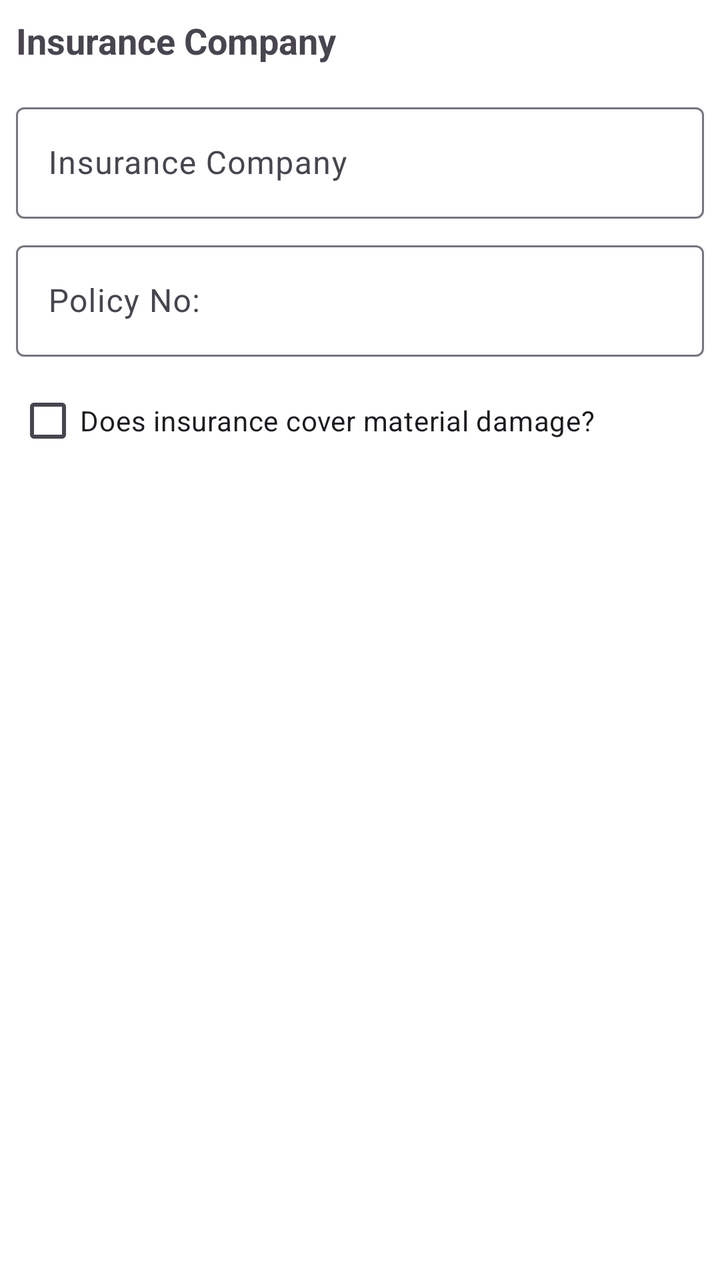
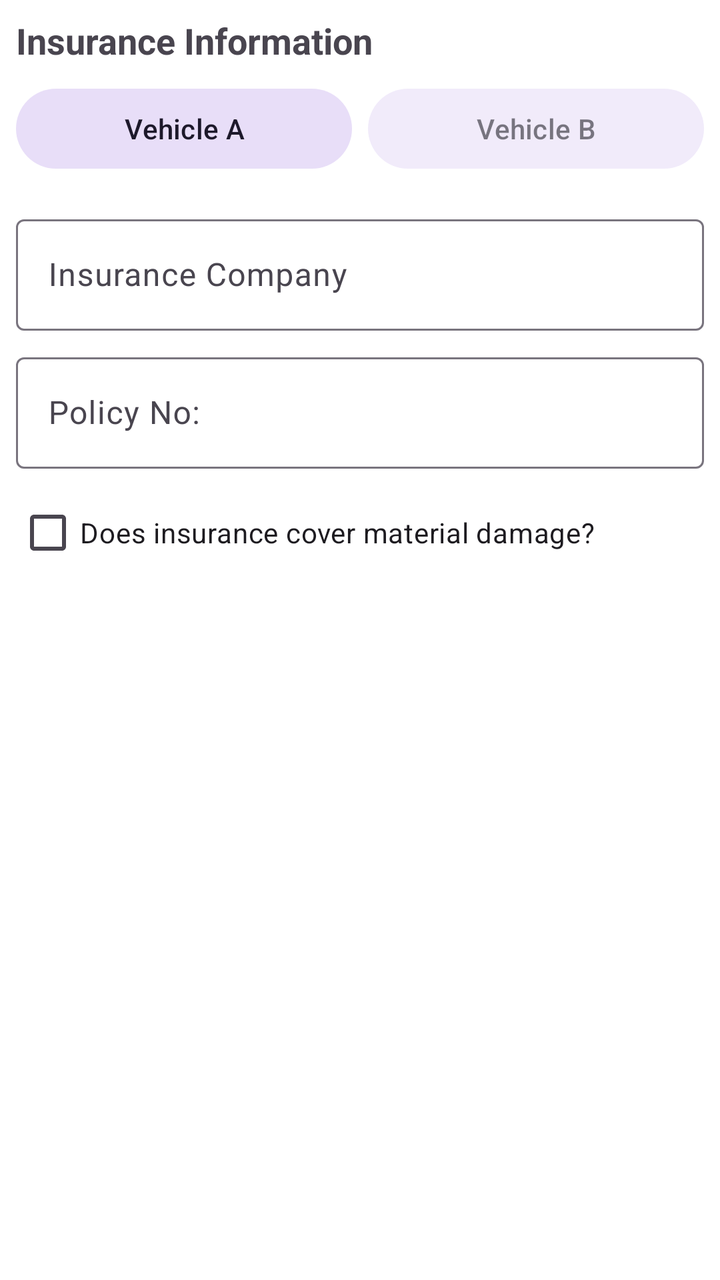

An Android layout rendered at two revisions. The XML below is the earlier revision; the diff shows what the commit changed to produce the second picture.
<!-- AndroidManifest.xml: application theme Theme.AccidentReportingApp -->
<!-- res/layout/step_insurance_info.xml -->
<?xml version="1.0" encoding="utf-8"?>
<LinearLayout xmlns:android="http://schemas.android.com/apk/res/android"
    android:layout_width="match_parent"
    android:layout_height="match_parent"
    android:orientation="vertical"
    android:padding="8dp">

    <TextView
        android:id="@+id/text_step_title"
        android:layout_width="match_parent"
        android:layout_height="wrap_content"
        android:text="@string/label_insurance_company"
        android:textSize="18sp"
        android:textStyle="bold"
        android:layout_marginBottom="16dp"/>

    <com.google.android.material.textfield.TextInputLayout
        android:layout_width="match_parent"
        android:layout_height="wrap_content"
        android:layout_marginBottom="8dp"
        style="@style/Widget.Material3.TextInputLayout.OutlinedBox">

        <com.google.android.material.textfield.TextInputEditText
            android:id="@+id/edit_insurance_name"
            android:layout_width="match_parent"
            android:layout_height="wrap_content"
            android:hint="@string/label_insurance_company" />
    </com.google.android.material.textfield.TextInputLayout>

    <com.google.android.material.textfield.TextInputLayout
        android:layout_width="match_parent"
        android:layout_height="wrap_content"
        android:layout_marginBottom="8dp"
        style="@style/Widget.Material3.TextInputLayout.OutlinedBox">

        <com.google.android.material.textfield.TextInputEditText
            android:id="@+id/edit_policy_number"
            android:layout_width="match_parent"
            android:layout_height="wrap_content"
            android:hint="@string/field_policy_no" />
    </com.google.android.material.textfield.TextInputLayout>

    <com.google.android.material.checkbox.MaterialCheckBox
        android:id="@+id/check_covers_damage"
        android:layout_width="match_parent"
        android:layout_height="wrap_content"
        android:text="Does insurance cover material damage?" />

</LinearLayout>
<!-- resources referenced by this layout -->
<resources>
  <string name="field_policy_no">Policy No:</string>
  <string name="label_insurance_company">Insurance Company</string>
  <style name="Theme.AccidentReportingApp" parent="Base.Theme.AccidentReportingApp" />
  <style name="Base.Theme.AccidentReportingApp" parent="Theme.Material3.DayNight.NoActionBar">
          
          <item name="colorPrimary">@color/primary</item>
          <item name="colorOnPrimary">@color/white</item>
          <item name="colorPrimaryContainer">@color/primary_container</item>
  
          
          <item name="android:windowBackground">@color/white</item>
      </style>
  <color name="primary">#120D31</color>
  <color name="white">#FFFFFFFF</color>
  <color name="primary_container">#F0D3F7</color>
</resources>

<!-- the commit's change to res/layout/step_insurance_info.xml (unified diff, before → after) -->
@@ -9,10 +9,34 @@
         android:id="@+id/text_step_title"
         android:layout_width="match_parent"
         android:layout_height="wrap_content"
-        android:text="@string/label_insurance_company"
+        android:text="Insurance Information"
         android:textSize="18sp"
         android:textStyle="bold"
-        android:layout_marginBottom="16dp"/>
+        android:layout_marginBottom="8dp"/>
+
+    <LinearLayout
+        android:layout_width="match_parent"
+        android:layout_height="wrap_content"
+        android:orientation="horizontal"
+        android:layout_marginBottom="16dp">
+        <com.google.android.material.button.MaterialButton
+            android:id="@+id/tab_ins_a"
+            style="@style/Widget.Material3.Button.TonalButton"
+            android:layout_width="0dp"
+            android:layout_height="wrap_content"
+            android:layout_weight="1"
+            android:text="Vehicle A"
+            android:layout_marginEnd="4dp"/>
+        <com.google.android.material.button.MaterialButton
+            android:id="@+id/tab_ins_b"
+            style="@style/Widget.Material3.Button.TonalButton"
+            android:layout_width="0dp"
+            android:layout_height="wrap_content"
+            android:layout_weight="1"
+            android:text="Vehicle B"
+            android:layout_marginStart="4dp"
+            android:alpha="0.6"/>
+    </LinearLayout>
 
     <com.google.android.material.textfield.TextInputLayout
         android:layout_width="match_parent"
